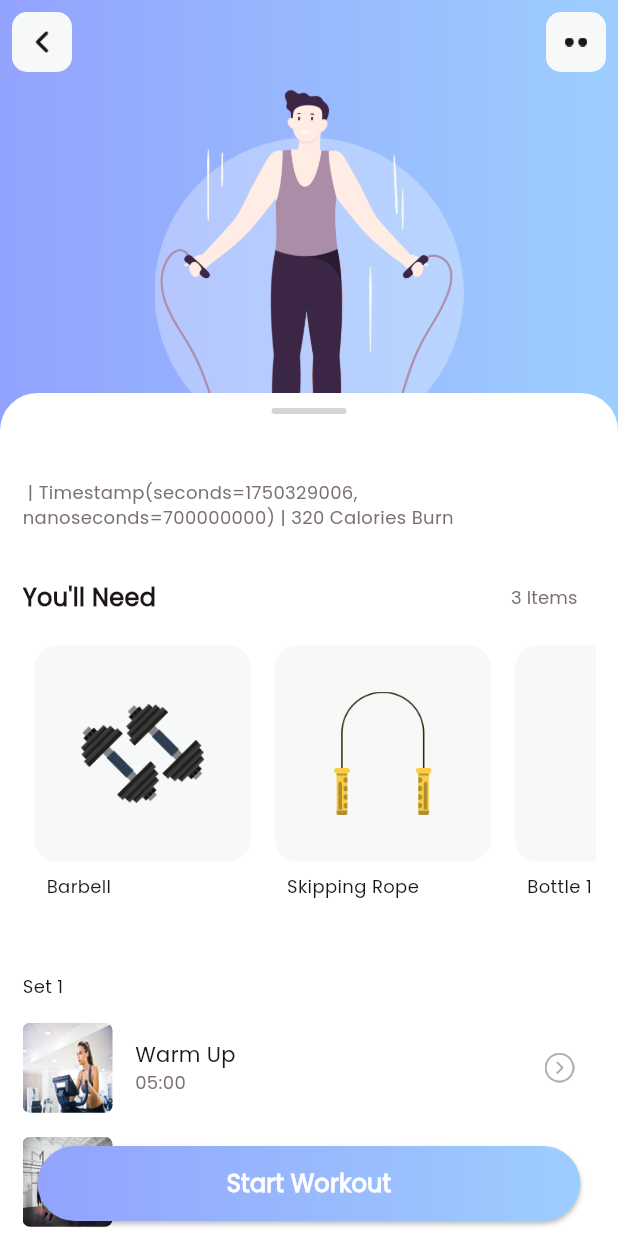
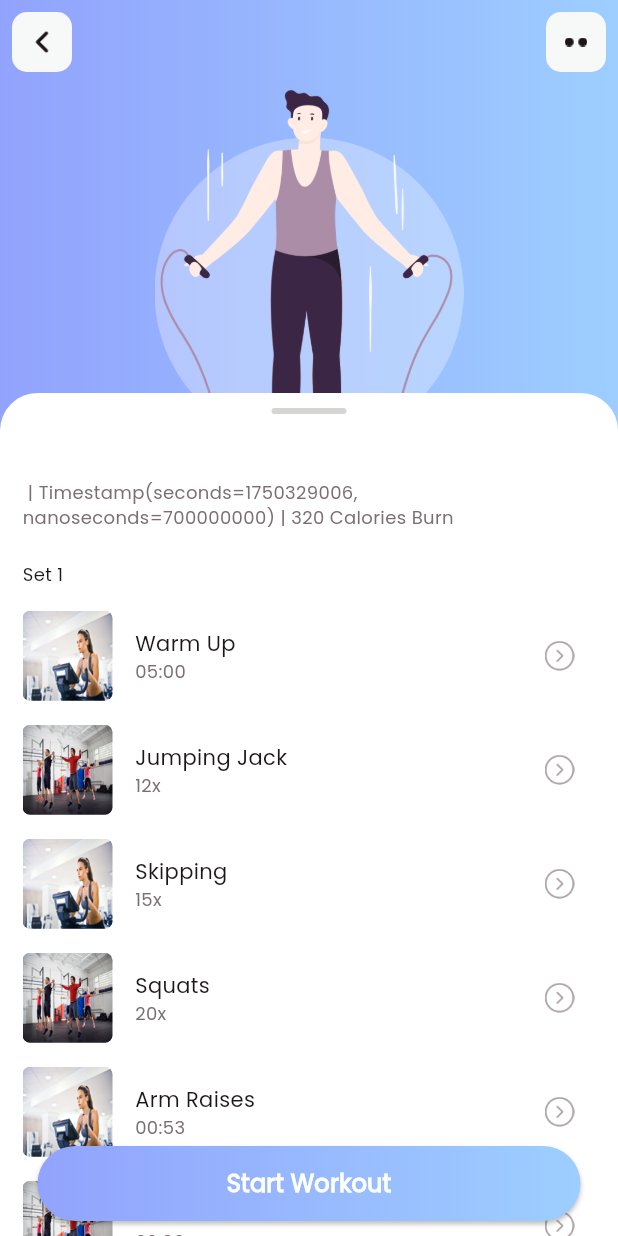
Before and after one commit to Hedgie06/fitnessapp, a Flutter app: the WorkoutDetailView screen opened directly with empty values, on a phone screen of 412 x 824 dp. Run offline on Flutter 3.47's test engine with Material 3 defaults, Android fonts, the light colour scheme and no system bars; our stand-ins replace animated_toggle_switch, cached_network_image, cloud_firestore, connectivity_plus, firebase_auth, firebase_core and 7 more; missing offline and left inert: dotted_dashed_line, simple_animation_progress_bar, universal_html; accounts and stored records are empty.

Commit message:
youll need removal

```diff
--- a/fitnessapp_sse3401-main/lib/view/workour_detail_view/workour_detail_view.dart
+++ b/fitnessapp_sse3401-main/lib/view/workour_detail_view/workour_detail_view.dart
@@ -46,12 +46,6 @@ class _WorkoutDetailViewState extends State<WorkoutDetailView> {
         return "assets/images/Workout1.png";
     }
   }
-
-  List youArr = [
-    {"image": "assets/icons/barbell.png", "title": "Barbell"},
-    {"image": "assets/icons/skipping_rope.png", "title": "Skipping Rope"},
-    {"image": "assets/icons/bottle.png", "title": "Bottle 1 Liters"},
-  ];
 
   List exercisesArr = [
     {
@@ -228,72 +222,6 @@ class _WorkoutDetailViewState extends State<WorkoutDetailView> {
                       SizedBox(
                         height: media.width * 0.05,
                       ),
-                      Row(
-                        mainAxisAlignment: MainAxisAlignment.spaceBetween,
-                        children: [
-                          Text(
-                            "You'll Need",
-                            style: TextStyle(
-                                color: AppColors.blackColor,
-                                fontSize: 16,
-                                fontWeight: FontWeight.w700),
-                          ),
-                          TextButton(
-                            onPressed: () {},
-                            child: Text(
-                              "${youArr.length} Items",
-                              style:
-                              TextStyle(color: AppColors.grayColor, fontSize: 12),
-                            ),
-                          )
-                        ],
-                      ),
-                      SizedBox(
-                        height: media.width * 0.5,
-                        child: ListView.builder(
-                            padding: EdgeInsets.zero,
-                            scrollDirection: Axis.horizontal,
-                            shrinkWrap: true,
-                            itemCount: youArr.length,
-                            itemBuilder: (context, index) {
-                              var yObj = youArr[index] as Map? ?? {};
-                              return Container(
-                                  margin: const EdgeInsets.all(8),
-                                  child: Column(
-                                    crossAxisAlignment:
-                                    CrossAxisAlignment.start,
-                                    children: [
-                                      Container(
-                                        height: media.width * 0.35,
-                                        width: media.width * 0.35,
-                                        decoration: BoxDecoration(
-                                            color: AppColors.lightGrayColor,
-                                            borderRadius:
-                                            BorderRadius.circular(15)),
-                                        alignment: Alignment.center,
-                                        child: Image.asset(
-                                          yObj["image"].toString(),
-                                          width: media.width * 0.2,
-                                          height: media.width * 0.2,
-                                          fit: BoxFit.contain,
-                                        ),
-                                      ),
-                                      Padding(
-                                        padding: const EdgeInsets.all(8.0),
-                                        child: Text(
-                                          yObj["title"].toString(),
-                                          style: TextStyle(
-                                              color: AppColors.blackColor,
-                                              fontSize: 12),
-                                        ),
-                                      )
-                                    ],
-                                  ));
-                            }),
-                      ),
-                      SizedBox(
-                        height: media.width * 0.05,
-                      ),
                       ListView.builder(
                           padding: EdgeInsets.zero,
                           physics: const NeverScrollableScrollPhysics(),
```
